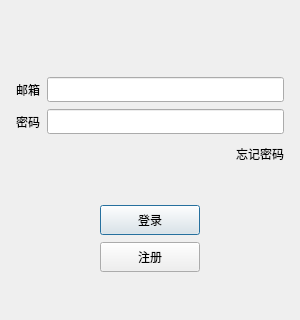
Before: the Qt Designer form CppChat/dialogs/logindialog.ui in Algebraaaa/CppChat, drawn with Qt 5; both pictures show x 0 to 300 and y 180 to 500 of the 300 by 500 pixel window.
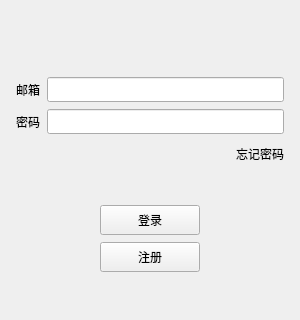
After: the same form once the commit is applied. Icons and pictures are not drawn. Custom widgets are drawn as their Qt base class.

What changed in the file:
```diff
--- a/CppChat/dialogs/logindialog.ui
+++ b/CppChat/dialogs/logindialog.ui
@@ -271,6 +271,7 @@
        </item>
        <item>
         <widget class="QPushButton" name="login_btn">
+         <property name="autoDefault"><bool>false</bool></property>
          <property name="buttonRole" stdset="0"><string notr="true">primary</string></property>
          <property name="minimumSize">
           <size>
@@ -318,6 +319,7 @@
        </item>
        <item>
         <widget class="QPushButton" name="reg_btn">
+         <property name="autoDefault"><bool>false</bool></property>
          <property name="buttonRole" stdset="0"><string notr="true">secondary</string></property>
          <property name="minimumSize">
           <size>
```
